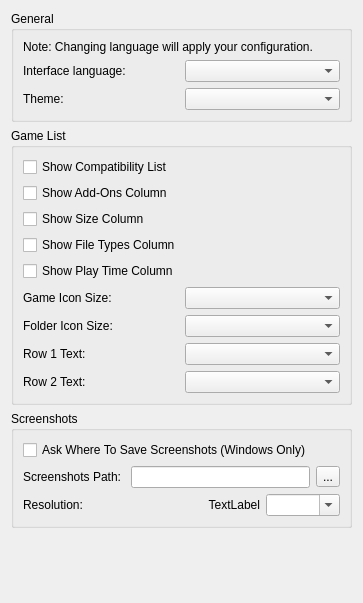
rorrim-rorrim/eden-alt, file src/yuzu/configuration/configure_ui.ui: the form before one commit.
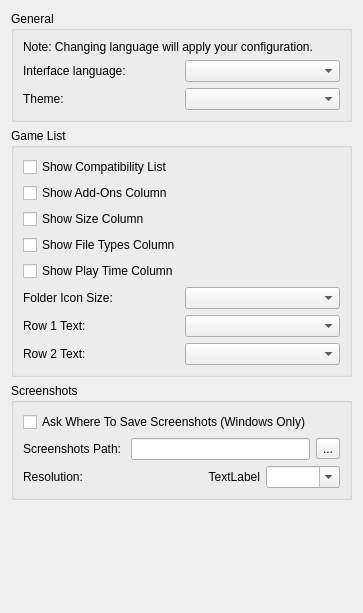
The form after the commit.

Commit message: [desktop] Add icon-only mode to grid and improve design

Patch:
```diff
--- a/src/yuzu/configuration/configure_ui.ui
+++ b/src/yuzu/configuration/configure_ui.ui
@@ -7,7 +7,7 @@
     <x>0</x>
     <y>0</y>
     <width>363</width>
-    <height>603</height>
+    <height>613</height>
    </rect>
   </property>
   <property name="windowTitle">
@@ -111,20 +111,6 @@
           </property>
          </widget>
         </item>
-        <item>
-         <layout class="QHBoxLayout" name="game_icon_size_qhbox_layout_2">
-          <item>
-           <widget class="QLabel" name="game_icon_size_label">
-            <property name="text">
-             <string>Game Icon Size:</string>
-            </property>
-           </widget>
-          </item>
-          <item>
-           <widget class="QComboBox" name="game_icon_size_combobox"/>
-          </item>
-         </layout>
-        </item>
         <item>
          <layout class="QHBoxLayout" name="folder_icon_size_qhbox_layout_2">
           <item>
```
Left out of the diff: 4 changed lines with no effect on the pictures. The commit also changes 7 other files.
